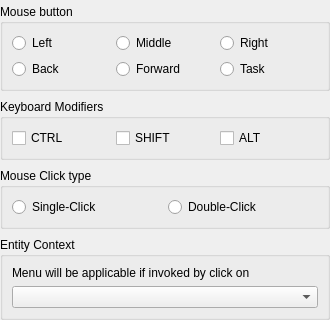
Before: the Qt Designer form librecad/src/ui/dialogs/settings/options_customization/support/lc_menu_trigger_inspector.ui in sand1024/LibreCAD, drawn with Qt 5; both pictures show x 0 to 330 and y 186 to 506 of the 330 by 506 pixel window.
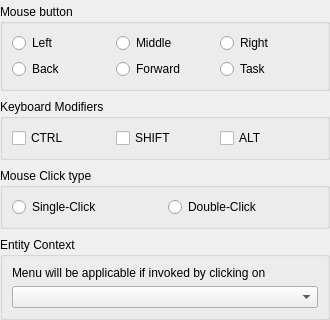
After: the same form once the commit is applied. Icons and pictures are not drawn. Custom widgets are drawn as their Qt base class.

What changed in the file:
```diff
--- a/librecad/src/ui/dialogs/settings/options_customization/support/lc_menu_trigger_inspector.ui
+++ b/librecad/src/ui/dialogs/settings/options_customization/support/lc_menu_trigger_inspector.ui
@@ -242,7 +242,7 @@
       <item row="0" column="0">
        <widget class="QLabel" name="label_2">
         <property name="text">
-         <string>Menu will be applicable if invoked by click on</string>
+         <string>Menu will be applicable if invoked by clicking on</string>
         </property>
        </widget>
       </item>
```
